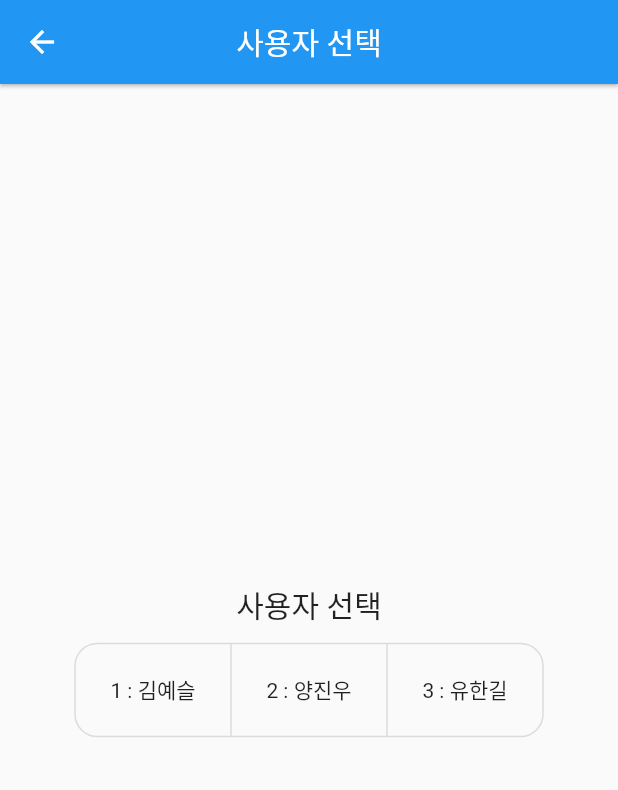
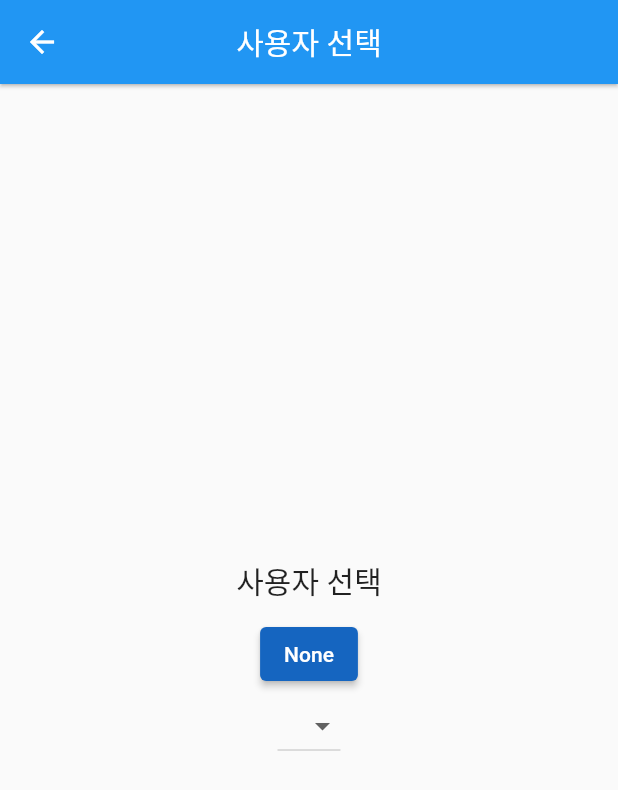
Before and after one commit to y35-n0/tutum-app, a Flutter app: the LoginView screen opened by its route, on a phone screen of 412 x 824 dp. Shown: the top 790 px of the screen. Run offline on Flutter 3.47's test engine with Material 2 defaults, Android fonts, the phone set to English and light mode, and no system bars; our stand-ins replace flutter_blue, flutter_bluetooth_serial, flutter_secure_storage, get; missing offline and left inert: trotter; accounts and stored records are empty.

Commit message:
[UPDATE] for test login

```diff
--- a/lib/app/constant/abnormal_state_constants.dart
+++ b/lib/app/constant/abnormal_state_constants.dart
@@ -15,11 +15,6 @@ const Map<String, dynamic> STATUS_LEVEL_MAP = {
     '주의' : LEVEL.CAUTION,
     '경고': LEVEL.WARNING,
     '위험': LEVEL.DANGER,
-  },
-  '근무 상태': {
-    '업무 중': LEVEL.GOOD,
-    '휴식 중': LEVEL.GOOD,
-    '퇴근': LEVEL.GOOD,
   },
   '블루투스 연결 상태': {
     '연결됨': LEVEL.GOOD,
--- a/lib/app/constant/bluetooth_constant.dart
+++ b/lib/app/constant/bluetooth_constant.dart
@@ -20,13 +20,13 @@ const DATA_LENGTH = {
   SENSOR_TYPE.OXYGEN: LENGTH_OXYGEN,
 };
 
-const COUNT_TEMPERATURE = 2378;
+const COUNT_TEMPERATURE = 2379;
 const LENGTH_TEMPERATURE = 4;
 
-const COUNT_CAPACITY = 2380;
+const COUNT_CAPACITY = 2381;
 const LENGTH_CAPACITY = 2;
 
-const COUNT_OXYGEN = 2382;
+const COUNT_OXYGEN = 2383;
 const LENGTH_OXYGEN = 4;
 
 const COUNT_IMU_START = 1;
--- a/lib/app/constant/service_constant.dart
+++ b/lib/app/constant/service_constant.dart
@@ -5,5 +5,5 @@ abstract class ServiceConstants {
 }
 
 abstract class TutumApiServer {
-  static const URL_BASE = '13.125.124.58:8000';
+  static const URL_BASE = '3.34.236.155:8000';
 }
--- a/lib/app/modules/login/controllers/login_controller.dart
+++ b/lib/app/modules/login/controllers/login_controller.dart
@@ -75,8 +75,5 @@ class LoginController extends GetxController {
 }
 
 /// 개발용 유저
-List<User> developUsers = [
-  User(id: 1, name: '김예슬'),
-  User(id: 2, name: '양진우'),
-  User(id: 3, name: '유한길'),
-];
+List<User> developUsers = List.generate(16, (i) =>
+  User(id: i, name: 'id$i'), growable: true);
--- a/lib/app/modules/login/views/login_view.dart
+++ b/lib/app/modules/login/views/login_view.dart
@@ -2,6 +2,7 @@ import 'package:flutter/material.dart';
 import 'package:get/get.dart';
 import 'package:tutum_app/app/constant/ui_constants.dart';
 import 'package:tutum_app/app/modules/login/controllers/login_controller.dart';
+import 'package:tutum_app/models/user.dart';
 
 class LoginView extends GetView<LoginController> {
   @override
@@ -17,24 +18,22 @@ class LoginView extends GetView<LoginController> {
           children: <Widget>[
             Text('사용자 선택', style: Theme.of(context).textTheme.headline6),
             SizedBox(height: UiConstants.PADDING / 2),
-            Obx(
-              () => ToggleButtons(
-                constraints: BoxConstraints.expand(
-                  width: Get.width / (controller.users.length + 1),
-                ),
-                borderRadius: BorderRadius.circular(15),
-                children: controller.users
-                    .map((e) => Padding(
-                          padding: const EdgeInsets.all(UiConstants.PADDING),
-                          child: Text('${e.id} : ${e.name}'),
-                        ))
+            ElevatedButton(
+              child: Text("None"),
+              onPressed: () => controller.selectUserByIndex(0),
+            ),
+            Obx(() => DropdownButton(
+                value: controller.selectedUserIndex == -1
+                    ? null
+                    : controller.selectedUserIndex,
+                items: controller.users
+                    .map((e) => DropdownMenuItem(
+                        value: e.id as int, child: Text(e.id.toString())))
                     .toList(),
-                isSelected: controller.isSelected,
-                onPressed: (int index) {
-                  controller.selectUserByIndex(index);
-                },
-              ),
-            ),
+                onChanged: (id) {
+                  id as int?;
+                  controller.selectUserByIndex(id ?? -1);
+                })),
           ],
         ),
       ),
--- a/lib/models/sensors/capacity.dart
+++ b/lib/models/sensors/capacity.dart
@@ -16,7 +16,7 @@ class Capacity {
   List<dynamic> get data => [timestamp, value];
 
   Capacity.fromIntList(List<int> list) {
-    this._capacity = Util.complement((list[0] << 8) | list[1]) * 8 / 32768;
+    this._capacity = (list[1] << 8) | (list[0]);
     this._timestamp = DateTime.now();
   }
 
--- a/lib/models/states/helmet_state.dart
+++ b/lib/models/states/helmet_state.dart
@@ -24,10 +24,10 @@ class HelmetState {
     this._capacity = data.value;
     this._timestamp = Util.formatter.parse(data.timestamp);
 
-    if (_capacity < 260) {
+    if (_capacity < 245) {
+      _content = "안전모 미착용";
+    } else {
       _content = "안전모 착용";
-    } else {
-      _content = "안전모 미착용";
     }
 
     _level = STATUS_LEVEL_MAP[_type][_content];
--- a/lib/services/beacon_service.dart
+++ b/lib/services/beacon_service.dart
@@ -158,7 +158,7 @@ class BeaconService extends GetxService {
 
   /// pass 데이터 전송
   void _sending(SensorData sensorData) {
-    sensorDataApi(sensorData);
+    sensorDataApi(sensorData, 0);
     sensorData.clear();
   }
 
```
Also changed, not shown: lib/app/util/server_api.dart (+25 -21 lines), lib/services/sensor_service.dart (+17 -11 lines).
